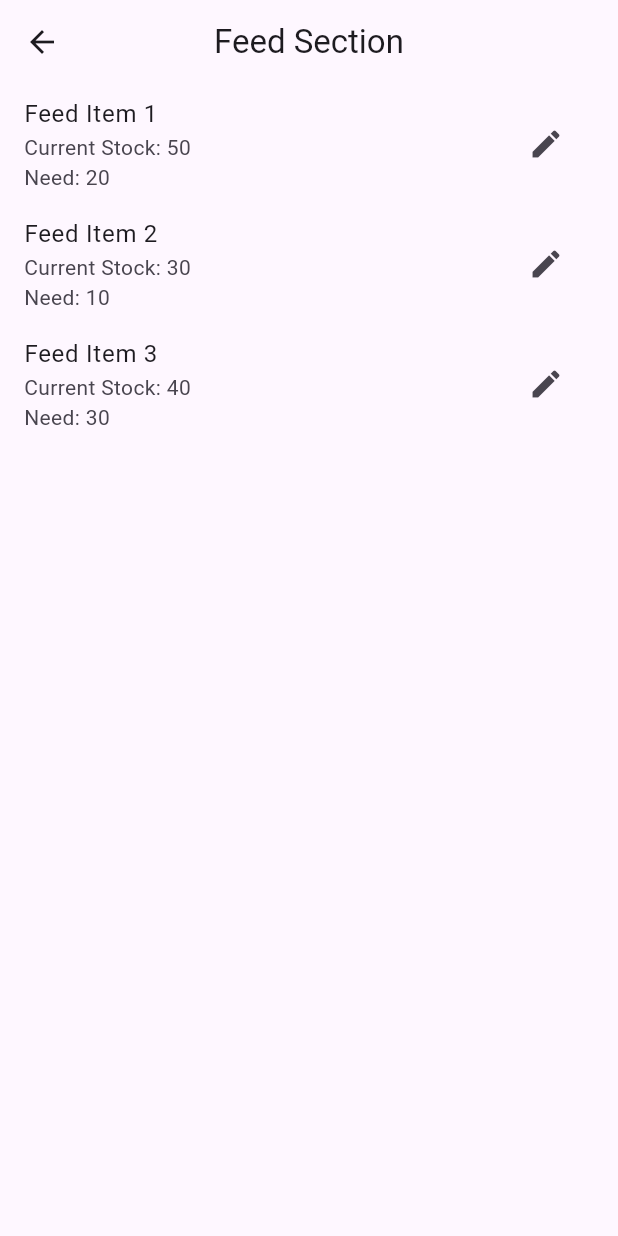
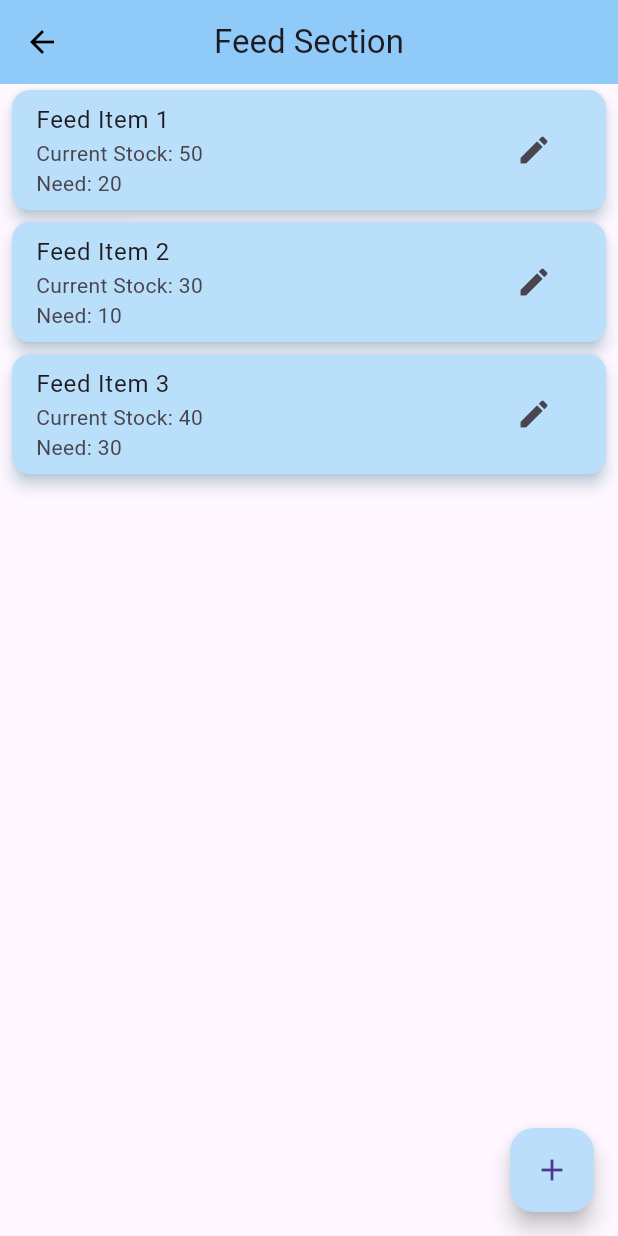
Before and after one commit to mrsushilkumar/DEP24-P20-DairyMgmtApp, a Flutter app: the FeedPage screen opened directly, on a phone screen of 412 x 824 dp. Run offline on Flutter 3.47's test engine with Material 3 defaults, Android fonts, the phone set to English and light mode, and no system bars; our stand-ins replace cloud_firestore, firebase_auth, firebase_core; accounts and stored records are empty.

Commit message:
......
.....................................

```diff
--- a/farm_expense_mangement_app/lib/screens/feed/feedpage.dart
+++ b/farm_expense_mangement_app/lib/screens/feed/feedpage.dart
@@ -1,7 +1,6 @@
-
-
 import 'package:cloud_firestore/cloud_firestore.dart';
 import 'package:farm_expense_mangement_app/models/feed.dart';
+import 'package:farm_expense_mangement_app/screens/feed/addfeeditem.dart';
 import 'package:farm_expense_mangement_app/services/database/feeddatabase.dart';
 import 'package:firebase_auth/firebase_auth.dart';
 import 'package:flutter/material.dart';
@@ -26,25 +25,20 @@ class FeedPage extends StatefulWidget {
 }
 
 class _FeedState extends State<FeedPage> {
-
-  late final Stream<QuerySnapshot<Map<String,dynamic>>> _streamController;
+  late final Stream<QuerySnapshot<Map<String, dynamic>>> _streamController;
   final user = FirebaseAuth.instance.currentUser;
   final uid = FirebaseAuth.instance.currentUser!.uid;
 
   late DatabaseServicesForFeed feedDb;
   late List<Feed> allFeed = [];
 
-
-
   Future<void> _fetchFeed() async {
     final snapshot = await feedDb.infoFromServerAllFeed(uid);
     setState(() {
-      allFeed = snapshot.docs
-          .map((doc) => Feed.fromFireStore(doc, null))
-          .toList();
+      allFeed =
+          snapshot.docs.map((doc) => Feed.fromFireStore(doc, null)).toList();
     });
   }
-
 
   @override
   void initState() {
@@ -54,13 +48,10 @@ class _FeedState extends State<FeedPage> {
 
     _streamController = feedDb.infoFromServerAllFeed(uid).asStream();
     _fetchFeed();
-
   }
 
   @override
   Widget build(BuildContext context) {
-
-
     List<FeedItem> feedItems = [
       FeedItem(name: 'Feed Item 1', currentStock: 50, need: 20),
       FeedItem(name: 'Feed Item 2', currentStock: 30, need: 10),
@@ -69,10 +60,9 @@ class _FeedState extends State<FeedPage> {
 
     return Scaffold(
       appBar: AppBar(
+        iconTheme: const IconThemeData(color: Colors.black),
         leading: IconButton(
-          icon: const Icon(
-            Icons.arrow_back
-          ),
+          icon: const Icon(Icons.arrow_back),
           onPressed: () {
             setState(() {
               Navigator.pop(context);
@@ -80,25 +70,40 @@ class _FeedState extends State<FeedPage> {
           },
         ),
         centerTitle: true,
+        backgroundColor: Colors.blue[200],
         title: const Text('Feed Section'),
+      ),
+      floatingActionButton: FloatingActionButton(
+          onPressed: () {
+            Navigator.push(context, MaterialPageRoute(builder: (context) => const AddFeedItem()));
+          },
+          backgroundColor: Colors.blue[100],
+          focusElevation: 16,
+          focusColor: Colors.lightBlue[200],
+          child: const Icon(
+            Icons.add,
+          ),
       ),
       body: StreamBuilder(
           stream: _streamController,
-          builder: (context,snapshot){
-            if(snapshot.connectionState == ConnectionState.waiting)
-              {
+          builder: (context, snapshot) {
+            if (snapshot.connectionState == ConnectionState.waiting) {
               return const Center(
                 child: Text('Loading'),
               );
-              }
-            else if( snapshot.hasData)
-              {
-
+            } else if (snapshot.hasData) {
               return ListView.builder(
                 itemCount: feedItems.length,
                 itemBuilder: (context, index) {
                   FeedItem feedItem = feedItems[index];
-                    return ListTile(
+                  return Card(
+                    // color: Colors.orange[100],
+                    color: Colors.blue[100],
+                    margin: const EdgeInsets.fromLTRB(8, 4, 8, 4),
+                    surfaceTintColor: Colors.lightBlue[100],
+                    shadowColor: Colors.lightBlue[100],
+                    elevation: 4,
+                    child: ListTile(
                       title: Text(feedItem.name),
                       subtitle: Column(
                         crossAxisAlignment: CrossAxisAlignment.start,
@@ -113,12 +118,11 @@ class _FeedState extends State<FeedPage> {
                           _editFeedItem(feedItem);
                         },
                       ),
+                    ),
                   );
                 },
               );
-              }
-            else
-              {
+            } else {
               return const Center(
                 child: Text('Error in Fetch'),
               );
@@ -126,7 +130,6 @@ class _FeedState extends State<FeedPage> {
           }),
     );
   }
-
 
   void _editFeedItem(FeedItem feedItem) {
     showDialog(
@@ -181,9 +184,6 @@ class _FeedState extends State<FeedPage> {
   }
 }
 
-
-
-
 // class FeedCard extends StatefulWidget {
 //   final int index;
 //   final String info;
--- a/farm_expense_mangement_app/lib/screens/home/animallist.dart
+++ b/farm_expense_mangement_app/lib/screens/home/animallist.dart
@@ -467,7 +467,7 @@ class CattleListItem extends StatelessWidget {
         margin: const EdgeInsets.fromLTRB(8, 4, 8, 4),
         surfaceTintColor: Colors.lightBlue[100],
         shadowColor: Colors.lightBlue[100],
-        elevation: 16,
+        elevation: 4,
 
         child: ListTile(
           leading: Padding(
--- a/farm_expense_mangement_app/lib/screens/wrappers/wrapperhome.dart
+++ b/farm_expense_mangement_app/lib/screens/wrappers/wrapperhome.dart
@@ -77,6 +77,7 @@ class _WrapperHomePageState extends State<WrapperHomePage> {
       appBar: _appBar,
       body: _bodyScreen,
       bottomNavigationBar:ClipRRect(
+        clipBehavior: Clip.hardEdge,
         borderRadius: const BorderRadius.only(
           topLeft: Radius.circular(36),
           topRight: Radius.circular(36),
```
Also changed, not shown: farm_expense_mangement_app/lib/screens/feed/addfeeditem.dart (added, +28 -0 lines). Lines whose indentation alone changed are shown as unchanged.
